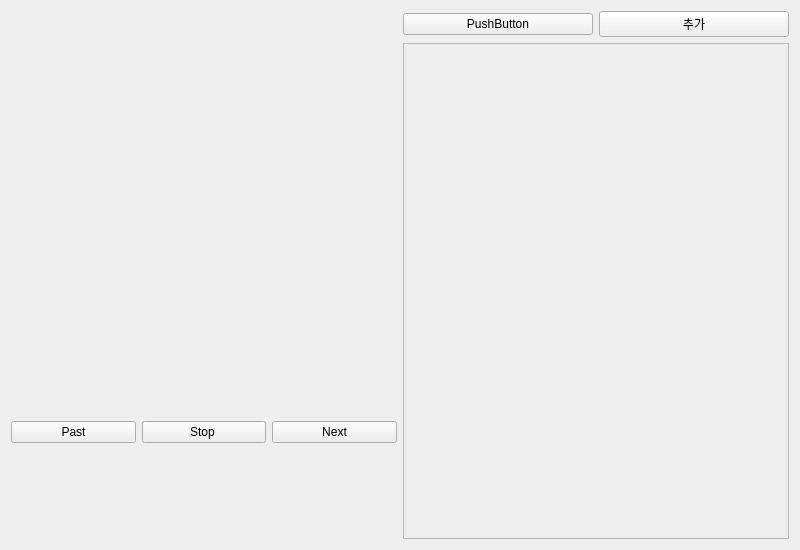
Before: the Qt Designer form widget.ui in fbqweasd/YouTube-Music-Player, drawn with Qt 5.
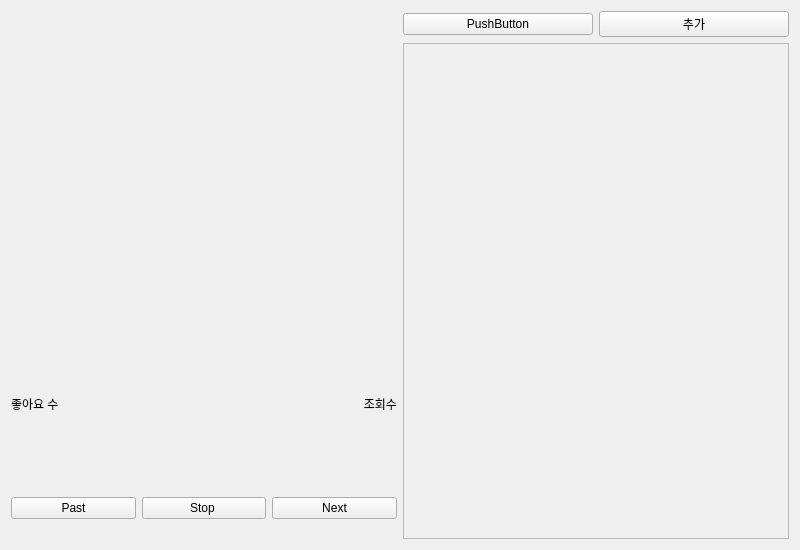
After: the same form once the commit is applied.

Commit message: 레이아웃 추가

```diff
--- a/widget.ui
+++ b/widget.ui
@@ -30,14 +30,14 @@
     <layout class="QHBoxLayout" name="horizontalLayout">
      <item>
       <layout class="QGridLayout" name="gridLayout_2">
-       <item row="0" column="0">
+       <item row="1" column="0">
         <layout class="QHBoxLayout" name="horizontalLayout_2">
          <item>
           <widget class="QLabel" name="Thumbnail">
            <property name="minimumSize">
             <size>
-             <width>256</width>
-             <height>256</height>
+             <width>300</width>
+             <height>300</height>
             </size>
            </property>
            <property name="maximumSize">
@@ -54,19 +54,27 @@
         </layout>
        </item>
        <item row="2" column="0">
-        <spacer name="horizontalSpacer">
-         <property name="orientation">
-          <enum>Qt::Horizontal</enum>
-         </property>
-         <property name="sizeHint" stdset="0">
-          <size>
-           <width>40</width>
-           <height>20</height>
-          </size>
-         </property>
-        </spacer>
-       </item>
-       <item row="1" column="0">
+        <layout class="QHBoxLayout" name="horizontalLayout_5">
+         <item>
+          <widget class="QLabel" name="View_num">
+           <property name="text">
+            <string>좋아요 수</string>
+           </property>
+          </widget>
+         </item>
+         <item>
+          <widget class="QLabel" name="Like_num">
+           <property name="text">
+            <string>조회수</string>
+           </property>
+           <property name="alignment">
+            <set>Qt::AlignRight|Qt::AlignTrailing|Qt::AlignVCenter</set>
+           </property>
+          </widget>
+         </item>
+        </layout>
+       </item>
+       <item row="3" column="0">
         <layout class="QHBoxLayout" name="horizontalLayout_3">
          <item>
           <widget class="QPushButton" name="past_button">
@@ -91,6 +99,19 @@
          </item>
         </layout>
        </item>
+       <item row="4" column="0">
+        <spacer name="horizontalSpacer">
+         <property name="orientation">
+          <enum>Qt::Horizontal</enum>
+         </property>
+         <property name="sizeHint" stdset="0">
+          <size>
+           <width>40</width>
+           <height>20</height>
+          </size>
+         </property>
+        </spacer>
+       </item>
       </layout>
      </item>
      <item>
```
